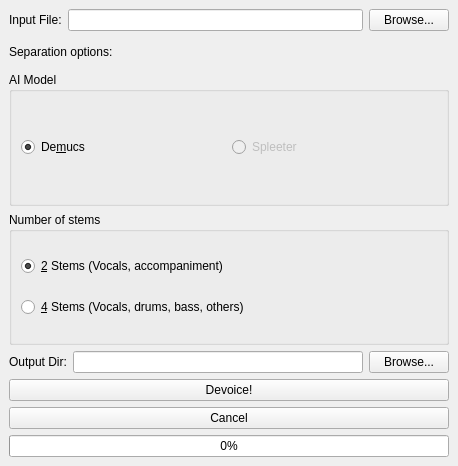
Before: the Qt Designer form devoice.ui in Maig0l/devoice, drawn with Qt 5.
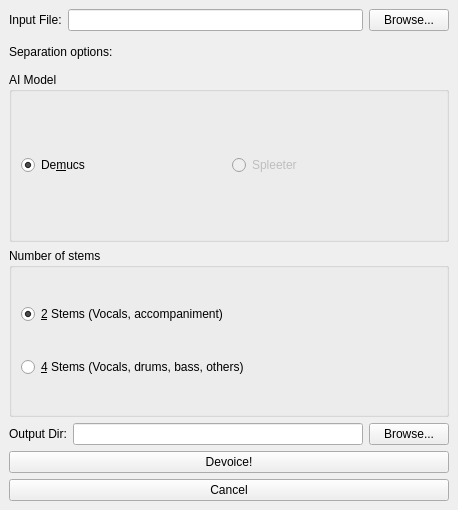
After: the same form once the commit is applied.

Commit message: Add progress dialog window and move worker thread there

The edit to the form file:
```diff
--- a/devoice.ui
+++ b/devoice.ui
@@ -10,7 +10,7 @@
     <x>0</x>
     <y>0</y>
     <width>458</width>
-    <height>466</height>
+    <height>510</height>
    </rect>
   </property>
   <property name="windowTitle">
@@ -202,34 +202,6 @@
       </property>
      </widget>
     </item>
-    <item>
-     <widget class="QProgressBar" name="progressBar">
-      <property name="enabled">
-       <bool>true</bool>
-      </property>
-      <property name="mouseTracking">
-       <bool>false</bool>
-      </property>
-      <property name="minimum">
-       <number>0</number>
-      </property>
-      <property name="value">
-       <number>0</number>
-      </property>
-      <property name="textVisible">
-       <bool>true</bool>
-      </property>
-      <property name="orientation">
-       <enum>Qt::Horizontal</enum>
-      </property>
-      <property name="invertedAppearance">
-       <bool>false</bool>
-      </property>
-      <property name="format">
-       <string>%p%</string>
-      </property>
-     </widget>
-    </item>
    </layout>
   </widget>
   <widget class="QMenuBar" name="menubar">
```
Left out of the diff: 5 changed lines with no effect on the pictures. The commit also changes 5 other files.
